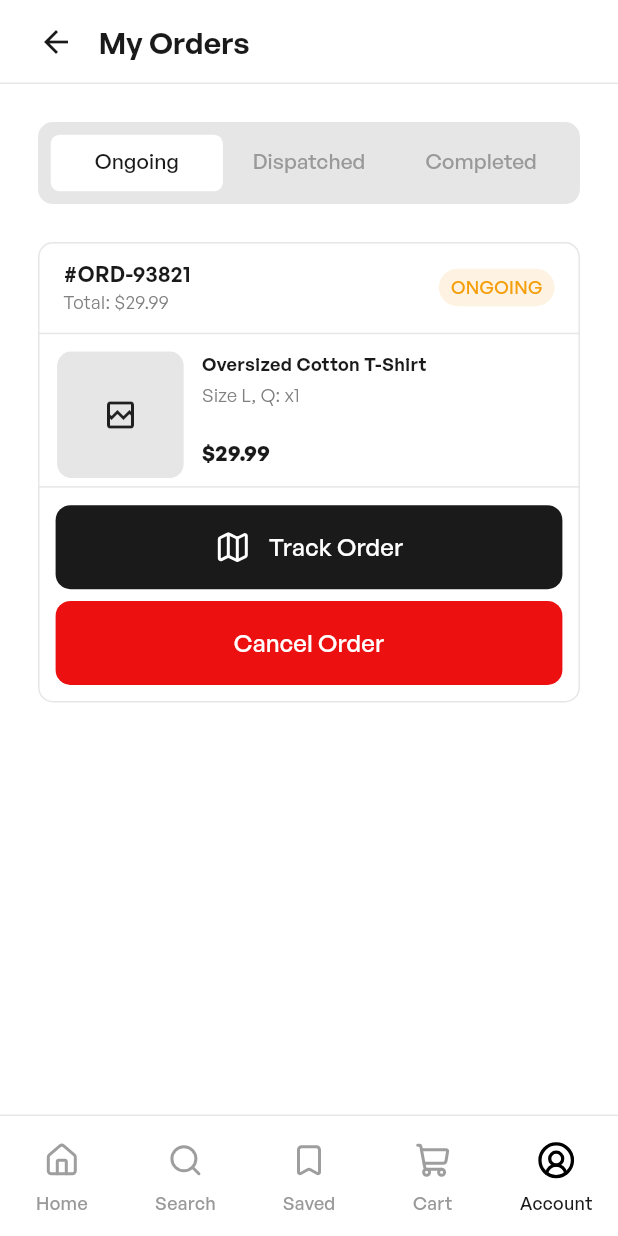
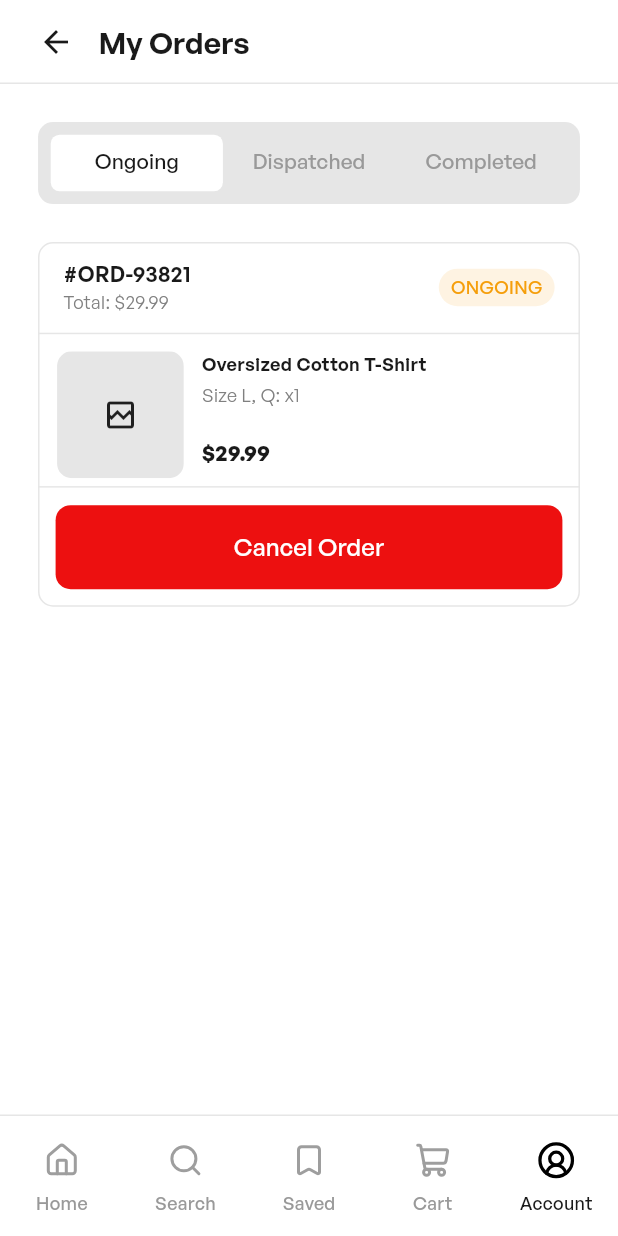
Before and after one commit to MohamedAboSeada/xshop, a Flutter app: the OrdersScreen screen opened by its route, on a phone screen of 412 x 824 dp. Run offline on Flutter 3.47's test engine with Material 3 defaults, Android fonts, the phone set to English and light mode, and no system bars; drawn by our look-alikes of cached_network_image; our stand-ins replace device_preview, flutter_form_builder, flutter_markdown_plus, flutter_rating_bar, flutter_screenutil, flutter_svg and 7 more; network calls fail.

Commit message:
refactor: conditionally hide track order button based on status
Updated multi_order_card_footer.dart to hide the "Track Order" button for Ongoing orders and configured the button to navigate to the new tracking screen for Dispatched orders.

```diff
--- a/lib/features/app/account/features/orders/presentation/widgets/multi_order_card_footer.dart
+++ b/lib/features/app/account/features/orders/presentation/widgets/multi_order_card_footer.dart
@@ -1,6 +1,8 @@
 import 'package:flutter/material.dart';
 import 'package:flutter_screenutil/flutter_screenutil.dart';
+import 'package:go_router/go_router.dart';
 import 'package:lucide_icons_flutter/lucide_icons.dart';
+import '../../../../../../../core/constant/app_routes.dart';
 
 import '../../../../../../../core/constant/app_assets.dart';
 import '../../../../../../../core/constant/app_strings.dart';
@@ -31,12 +33,6 @@ class MultiOrderCardFooter extends StatelessWidget {
               crossAxisAlignment: CrossAxisAlignment.stretch,
               children: [
                 ActionButton(
-                  label: AppStrings.trackOrder,
-                  onPressed: () {},
-                  icon: LucideIcons.map,
-                  alignment: .start,
-                ),
-                ActionButton(
                   label: AppStrings.cancelOrder,
                   type: ButtonType.danger,
                   onPressed: () {
@@ -60,7 +56,12 @@ class MultiOrderCardFooter extends StatelessWidget {
           } else if (isDispatched) {
             return ActionButton(
               label: AppStrings.trackOrder,
-              onPressed: () {},
+              onPressed: () {
+                context.goNamed(
+                  AppRoutes.trackOrder.name,
+                  pathParameters: {'id': order.orderId},
+                );
+              },
               icon: LucideIcons.map,
               alignment: .start,
             );
```
